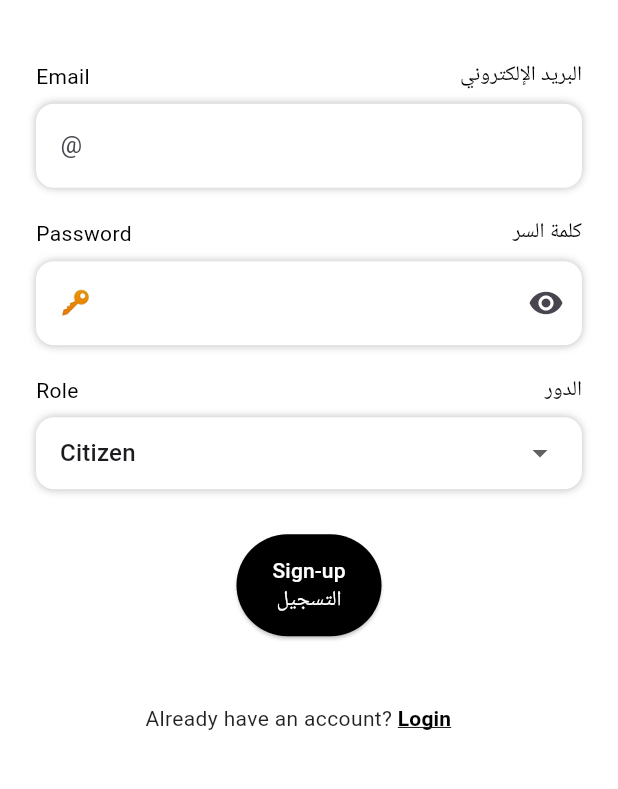
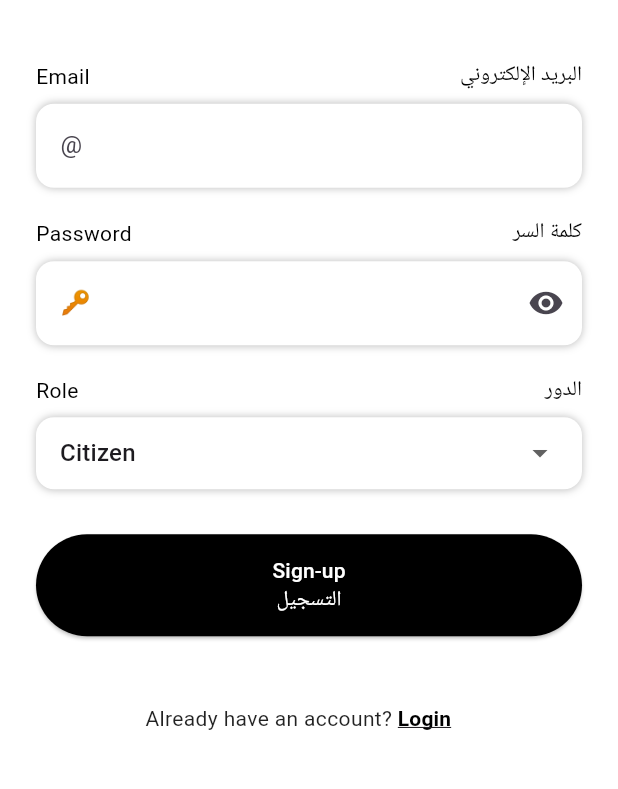
Before and after one commit to JimmyDevvvvv/HayyGov, a Flutter app: the SignupScreen screen opened directly with empty values, on a phone screen of 412 x 824 dp, the part 290-1079 px from its top. Run offline on Flutter 3.47's test engine with Material 3 defaults, Android fonts, the phone set to English and light mode, and no system bars; our stand-ins replace cached_network_image, cloud_firestore, connectivity_plus, firebase_auth, firebase_core, flutter_dotenv and 1 more; missing offline and left inert: translator; accounts and stored records are empty.

```diff
--- a/lib/screens/signup_screen.dart
+++ b/lib/screens/signup_screen.dart
@@ -158,11 +158,13 @@ class _SignupScreenState extends State<SignupScreen> {
               const SizedBox(height: 30),
 
               // Sign-up Button
-              ElevatedButton(
+              SizedBox(
+                width: double.infinity,
+                child: ElevatedButton(
                   onPressed: _signUp,
                   style: ElevatedButton.styleFrom(
                     backgroundColor: Colors.black,
-                  padding: const EdgeInsets.symmetric(horizontal: 24, vertical: 14),
+                    padding: const EdgeInsets.symmetric(vertical: 14),
                     shape: RoundedRectangleBorder(
                       borderRadius: BorderRadius.circular(50),
                     ),
@@ -172,6 +174,7 @@ class _SignupScreenState extends State<SignupScreen> {
                       Text('Sign-up', style: TextStyle(color: Colors.white)),
                       Text('التسجيل', style: TextStyle(color: Colors.white)),
                     ],
+                  ),
                 ),
               ),
 
```
Also changed, not shown: 1 other file. Lines whose indentation alone changed are shown as unchanged.
